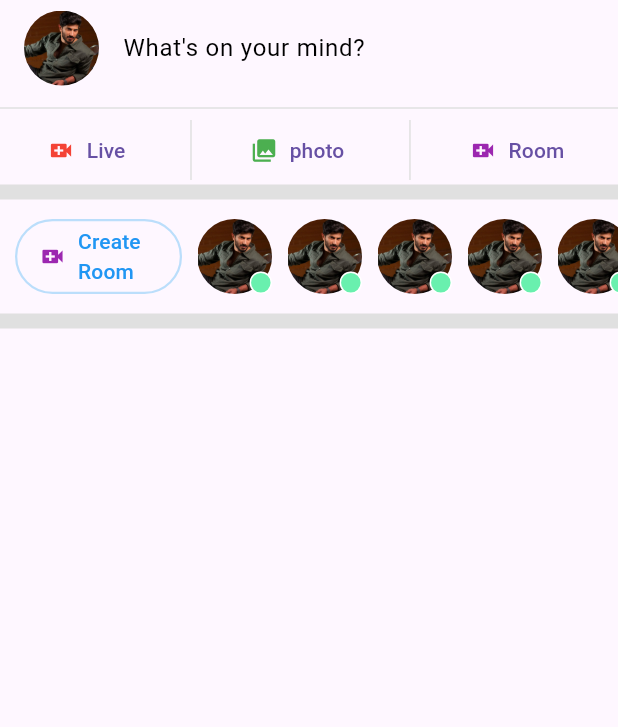
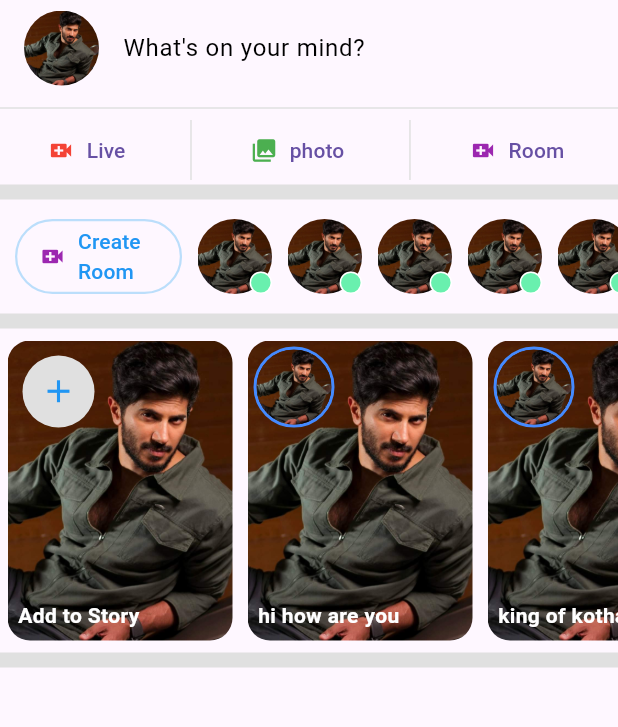
Before and after one commit to am-niz/face_book_clone_flutter, a Flutter app: the screen it shows after launch, on a phone screen of 412 x 824 dp, the part 84-811 px from its top. Run offline on Flutter 3.47's test engine with Material 3 defaults, Android fonts, the phone set to English and light mode, and no system bars.

Commit message:
story section v1

```diff
--- a/lib/home.dart
+++ b/lib/home.dart
@@ -1,7 +1,8 @@
 import 'package:facebook_clone/sections/header_button_section.dart';
 import 'package:facebook_clone/sections/room_secttion.dart';
 import 'package:facebook_clone/sections/status.dart';
-import 'package:facebook_clone/widgets/app_bar_button.dart';
+import 'package:facebook_clone/sections/story_section.dart';
+import 'package:facebook_clone/widgets/circular_button.dart';
 import 'package:facebook_clone/widgets/divider.dart';
 import 'package:flutter/material.dart';
 
@@ -24,12 +25,12 @@ class Home extends StatelessWidget {
             ),
           ),
           actions: [
-            AppBarButton(
+            CircularButton(
                 buttonIcon: Icons.search,
                 buttonAction: () {
                   print("Go to search page");
                 }),
-            AppBarButton(
+            CircularButton(
                 buttonIcon: Icons.chat,
                 buttonAction: () {
                   print("Go to Messengeer");
@@ -44,6 +45,8 @@ class Home extends StatelessWidget {
             MainDivider(thickness: 10),
             RoomSection(),
             MainDivider(thickness: 10),
+            StorySection(),
+            MainDivider(thickness: 10)
           ],
         ),
       ),
--- /dev/null
+++ b/lib/sections/story_section.dart
@@ -0,0 +1,25 @@
+import 'package:facebook_clone/widgets/story_card.dart';
+import 'package:flutter/material.dart';
+import 'package:facebook_clone/assets.dart';
+
+class StorySection extends StatelessWidget {
+  const StorySection({super.key});
+
+  @override
+  Widget build(BuildContext context) {
+    return Container(
+      margin: EdgeInsets.only(top: 5, bottom: 5),
+      height: 200,
+      child: ListView(
+        scrollDirection: Axis.horizontal,
+        children: [
+          StoryCard(isOwnStory: true, story: dq, profile: dq, displayBorder: true,),
+          StoryCard(story: dq, storyDescription: "hi how are you", profile: dq, displayBorder: true,),
+          StoryCard(story: dq, storyDescription: "king of kotha", profile: dq, displayBorder: true,),
+          StoryCard(story: dq,storyDescription: "ABCD",profile: dq,),
+          StoryCard(story: dq, storyDescription: "ustad", profile: dq,displayBorder: true,),
+        ],
+      ),
+    );
+  }
+}
--- a/lib/widgets/app_bar_button.dart
+++ /dev/null
@@ -1,30 +0,0 @@
-import 'package:flutter/material.dart';
-
-class AppBarButton extends StatelessWidget {
-  final IconData buttonIcon;
-  final void Function() buttonAction;
-
-  const AppBarButton({super.key,
-    required this.buttonIcon,
-    required this.buttonAction,
-  });
-
-  @override
-  Widget build(BuildContext context) {
-    return Container(
-              margin: const EdgeInsets.all(6),
-              decoration: BoxDecoration(
-                shape: BoxShape.circle,
-                color: Colors.grey[300],
-              ),
-              child: IconButton(
-                icon: Icon(
-                  buttonIcon,
-                  color: Colors.black,
-                  size: 25,
-                ),
-                onPressed: buttonAction,
-              ),
-            );
-  }
-}
--- a/lib/widgets/avatar.dart
+++ b/lib/widgets/avatar.dart
@@ -3,22 +3,31 @@ import 'package:flutter/material.dart';
 class Avatar extends StatelessWidget {
   final String avatarPic;
   final bool isStatus;
+  final bool displayBorder;
   const Avatar({
     super.key,
     required this.avatarPic,
     required this.isStatus,
+    this.displayBorder = false,
   });
 
   @override
   Widget build(BuildContext context) {
     return Stack(
       children: [
-        ClipRRect(
-          borderRadius: BorderRadius.circular(100),
-          child: Image.asset(
-            avatarPic,
-            width: 50,
-            height: 50,
+        Container(
+          decoration: displayBorder
+              ? BoxDecoration(
+                  border: Border.all(color: Colors.blueAccent, width: 2.0),
+                  shape: BoxShape.circle)
+              : BoxDecoration(),
+          child: ClipRRect(
+            borderRadius: BorderRadius.circular(100),
+            child: Image.asset(
+              avatarPic,
+              width: 50,
+              height: 50,
+            ),
           ),
         ),
         isStatus == true
--- /dev/null
+++ b/lib/widgets/circular_button.dart
@@ -0,0 +1,33 @@
+import 'package:flutter/material.dart';
+
+class CircularButton extends StatelessWidget {
+  final IconData buttonIcon;
+  final void Function() buttonAction;
+  final color;
+
+  const CircularButton({
+    super.key,
+    required this.buttonIcon,
+    required this.buttonAction,
+    this.color = Colors.black,
+  });
+
+  @override
+  Widget build(BuildContext context) {
+    return Container(
+      margin: const EdgeInsets.all(6),
+      decoration: BoxDecoration(
+        shape: BoxShape.circle,
+        color: Colors.grey[300],
+      ),
+      child: IconButton(
+        icon: Icon(
+          buttonIcon,
+          color: color,
+          size: 25,
+        ),
+        onPressed: buttonAction,
+      ),
+    );
+  }
+}
--- /dev/null
+++ b/lib/widgets/story_card.dart
@@ -0,0 +1,64 @@
+import 'package:facebook_clone/widgets/avatar.dart';
+import 'package:facebook_clone/widgets/circular_button.dart';
+import 'package:flutter/material.dart';
+
+class StoryCard extends StatelessWidget {
+  final String storyDescription;
+  final bool isOwnStory;
+  final String story;
+  final String profile;
+  final bool displayBorder;
+
+  const StoryCard({
+    super.key,
+    this.isOwnStory = false,
+    required this.profile,
+    required this.story,
+    this.storyDescription = "Add to Story",
+    this.displayBorder = false,
+  });
+
+  @override
+  Widget build(BuildContext context) {
+    return Container(
+      width: 150,
+      margin: EdgeInsets.only(left: 5, right: 5),
+      decoration: BoxDecoration(
+        image: DecorationImage(
+          image: AssetImage(story),
+          fit: BoxFit.cover,
+        ),
+        borderRadius: BorderRadius.circular(15),
+      ),
+      child: Stack(
+        children: [
+          Positioned(
+              left: 4,
+              top: 4,
+              child: isOwnStory
+                  ? CircularButton(
+                      buttonIcon: Icons.add,
+                      buttonAction: () => print("Story add"),
+                      color: Colors.blue,
+                    )
+                  : Avatar(
+                      avatarPic: profile,
+                      isStatus: false,
+                      displayBorder: displayBorder,
+                    )),
+          Positioned(
+            left: 7,
+            bottom: 7,
+            child: Text(
+              storyDescription,
+              style: TextStyle(
+                  color: Colors.white,
+                  fontSize: 14,
+                  fontWeight: FontWeight.bold),
+            ),
+          )
+        ],
+      ),
+    );
+  }
+}
```
